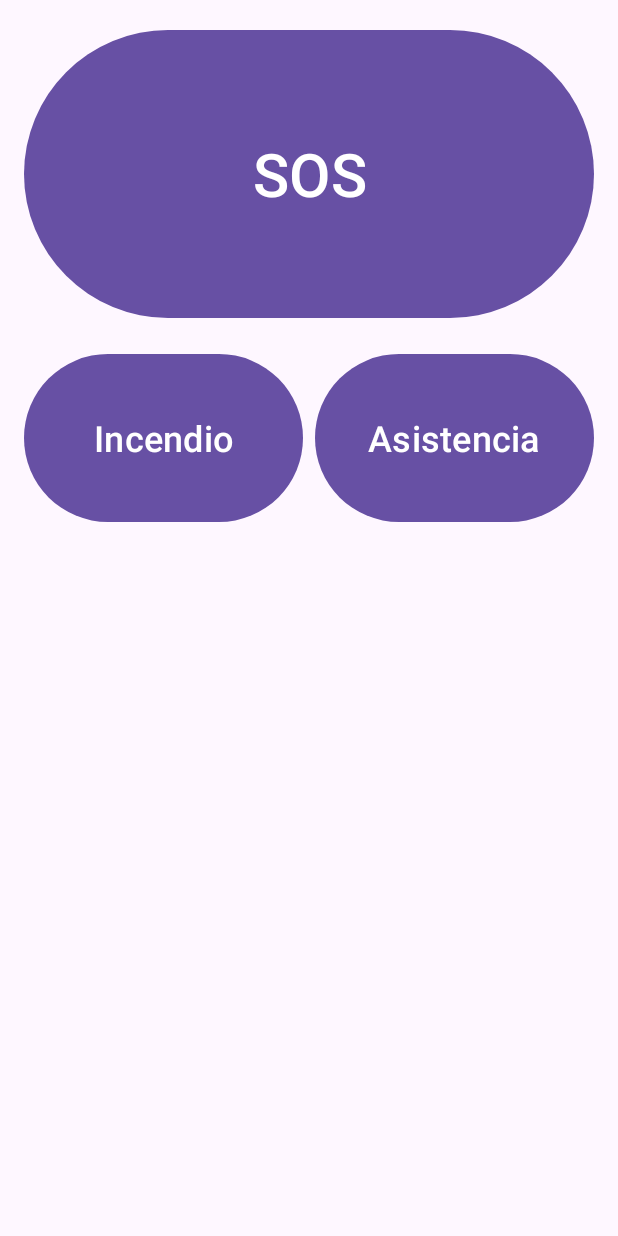
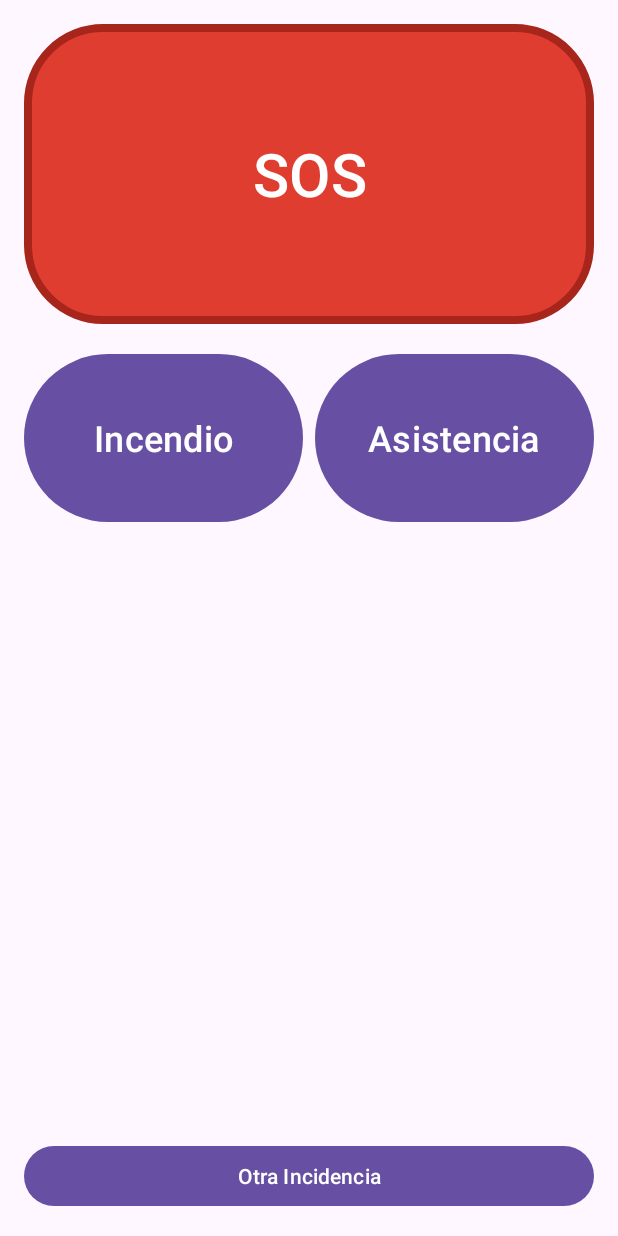
Before and after one commit to stefanodlc4/BotonPanico, an Android app: the InicioActivity screen opened directly, with no data from a screen before it, on a phone screen of 412 x 824 dp. Run offline under Robolectric (Android 15) with nearby library versions, the phone set to English and light mode, and no system bars.

Commit message:
agregado drawable

```diff
--- /dev/null
+++ b/app/src/main/res/drawable/btn_principal_sos.xml
@@ -0,0 +1,12 @@
+<shape xmlns:android="http://schemas.android.com/apk/res/android"
+    android:shape="rectangle">
+
+    <solid
+        android:color="@color/red_variation_1"/>
+    <stroke
+        android:width="5dp"
+        android:color="@color/red_variation_2"/>
+
+    <corners android:radius="50dp"/>
+
+</shape>
--- a/app/src/main/res/layout/activity_inicio.xml
+++ b/app/src/main/res/layout/activity_inicio.xml
@@ -16,9 +16,11 @@
         android:layout_marginTop="@dimen/margin_grande"
         android:text="@string/actini_btn_sos"
         android:textSize="@dimen/texto_supertitulo"
+        app:backgroundTint="@null"
         app:layout_constraintStart_toStartOf="parent"
         app:layout_constraintEnd_toEndOf="parent"
         app:layout_constraintTop_toTopOf="parent"
+        android:background="@drawable/btn_principal_sos"
         />
 
     <Button
@@ -33,6 +35,7 @@
         app:layout_constraintStart_toStartOf="parent"
         app:layout_constraintEnd_toStartOf="@+id/actini_btn_aux2"
         app:layout_constraintTop_toBottomOf="@+id/actini_btn_sos"
+
         />
 
     <Button
@@ -40,13 +43,26 @@
         android:layout_width="0dp"
         android:layout_height="120dp"
         android:layout_marginStart="@dimen/margin_pequeno"
+        android:layout_marginTop="@dimen/margin_grande"
         android:layout_marginEnd="@dimen/margin_grande"
-        android:layout_marginTop="@dimen/margin_grande"
         android:text="@string/actini_btn_aux2"
         android:textSize="@dimen/texto_titulo"
+        app:layout_constraintEnd_toEndOf="parent"
         app:layout_constraintStart_toEndOf="@+id/actini_btn_aux1"
+        app:layout_constraintTop_toBottomOf="@+id/actini_btn_sos"/>
+
+    <Button
+        android:id="@+id/actini_btn_otro"
+        android:layout_width="match_parent"
+        android:layout_height="wrap_content"
+        android:layout_marginStart="@dimen/margin_grande"
+        android:layout_marginEnd="@dimen/margin_grande"
+        android:layout_marginBottom="@dimen/margin_grande"
+        android:text="@string/actini_btn_otro"
+        android:textSize="@dimen/texto_normal"
+        app:layout_constraintStart_toStartOf="parent"
         app:layout_constraintEnd_toEndOf="parent"
-        app:layout_constraintTop_toBottomOf="@+id/actini_btn_sos"
+        app:layout_constraintBottom_toBottomOf="parent"
         />
 
 </androidx.constraintlayout.widget.ConstraintLayout>
--- a/app/src/main/res/values/colors.xml
+++ b/app/src/main/res/values/colors.xml
@@ -3,4 +3,8 @@
     <color name="black">#FF000000</color>
     <color name="white">#FFFFFFFF</color>
     <color name="red">#FF0000</color>
+
+    <color name="red_variation_1">#e03d31</color>
+    <color name="red_variation_2">#a8251b</color>
+
 </resources>
--- a/app/src/main/res/values/strings.xml
+++ b/app/src/main/res/values/strings.xml
@@ -14,5 +14,6 @@
     <string name="actini_btn_sos">SOS</string>
     <string name="actini_btn_aux1">Incendio</string>
     <string name="actini_btn_aux2">Asistencia</string>
+    <string name="actini_btn_otro">Otra Incidencia</string>
 
 </resources>
--- a/app/src/main/res/values/styles.xml
+++ b/app/src/main/res/values/styles.xml
@@ -14,4 +14,8 @@
         <item name="android:textSize">@dimen/texto_normal</item>
     </style>
 
+    <style name="BotonSOSPrincipal">
+        <item name="android:backgroundTint">@drawable/btn_principal_sos</item>
+    </style>
+
 </resources>
--- a/app/src/main/res/values/themes.xml
+++ b/app/src/main/res/values/themes.xml
@@ -2,7 +2,7 @@
     <!-- Base application theme. -->
     <style name="Base.Theme.BotonPanico" parent="Theme.Material3.DayNight.NoActionBar">
         <!-- Customize your light theme here. -->
-        <!-- <item name="colorPrimary">@color/my_light_primary</item> -->
+        <!-- <item name="colorPrimary">@color/my_light_primary</item>  -->
     </style>
 
     <style name="Theme.BotonPanico" parent="Base.Theme.BotonPanico" />
```
